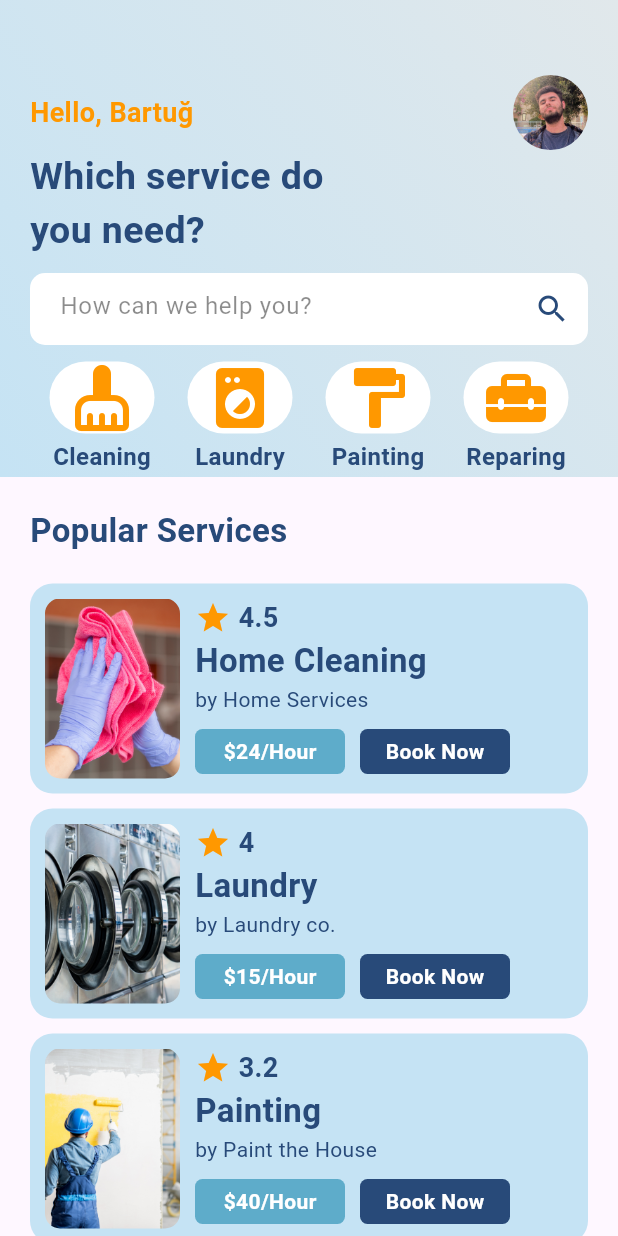
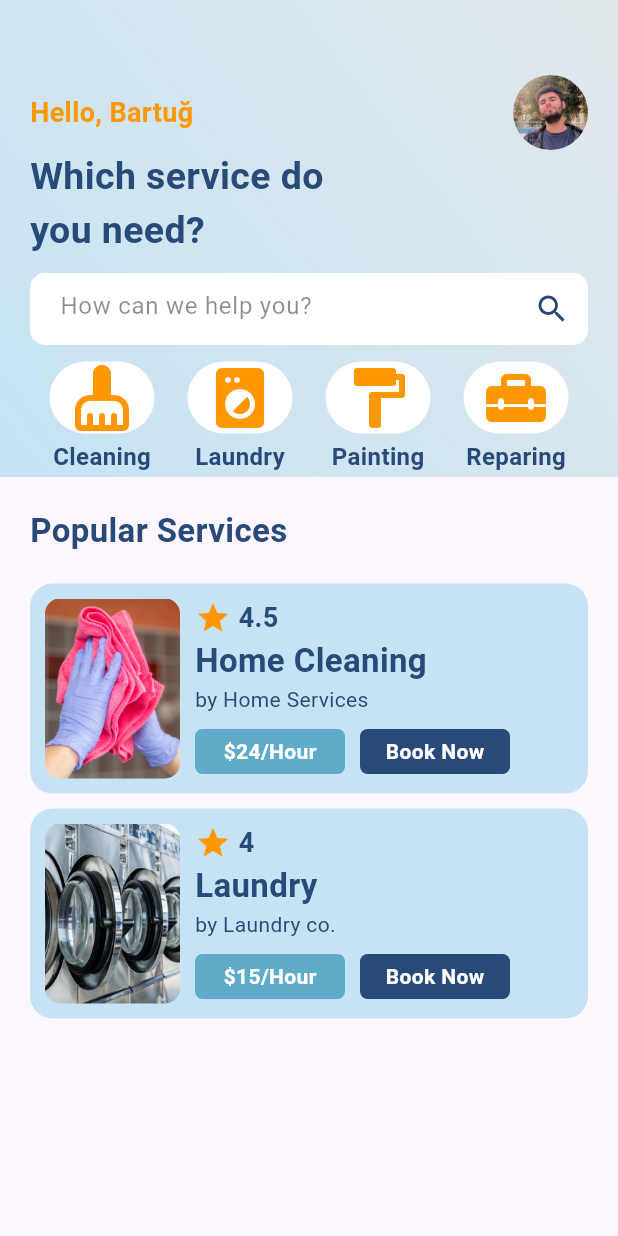
Before and after one commit to BartugKaan/Service-App-with-Flutter, a Flutter app: the screen it shows after launch, on a phone screen of 412 x 824 dp. Run offline on Flutter 3.47's test engine with Material 3 defaults, Android fonts, the phone set to English and light mode, and no system bars; our stand-ins replace curved_navigation_bar.

Commit message:
refactor: remove Painting service from Home page

```diff
--- a/lib/pages/home.dart
+++ b/lib/pages/home.dart
@@ -129,12 +129,6 @@ class _HomeState extends State<Home> {
                 servicePrice: "\$15/Hour",
                 serviceName: "Laundry"),
             SizedBox(height: 10),
-            ServiceRow(
-                serviceImage: "images/painting.png",
-                serviceScore: "3.2",
-                serviceProvider: "by Paint the House",
-                servicePrice: "\$40/Hour",
-                serviceName: "Painting")
           ],
         ),
       ),
```
